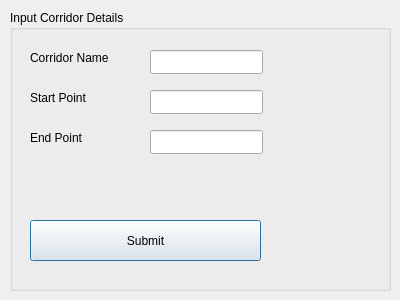
RobynHaydenOrr/DroneCorridorProject, file registernew.ui: the form before one commit.
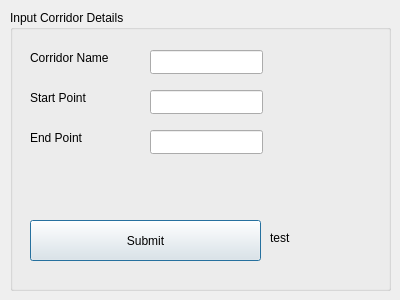
The form after the commit.

What changed in the file:
```diff
--- a/registernew.ui
+++ b/registernew.ui
@@ -107,6 +107,19 @@
      <string>Submit</string>
     </property>
    </widget>
+   <widget class="QLabel" name="dbCheck">
+    <property name="geometry">
+     <rect>
+      <x>260</x>
+      <y>220</y>
+      <width>111</width>
+      <height>16</height>
+     </rect>
+    </property>
+    <property name="text">
+     <string>test</string>
+    </property>
+   </widget>
   </widget>
  </widget>
  <resources/>
```
